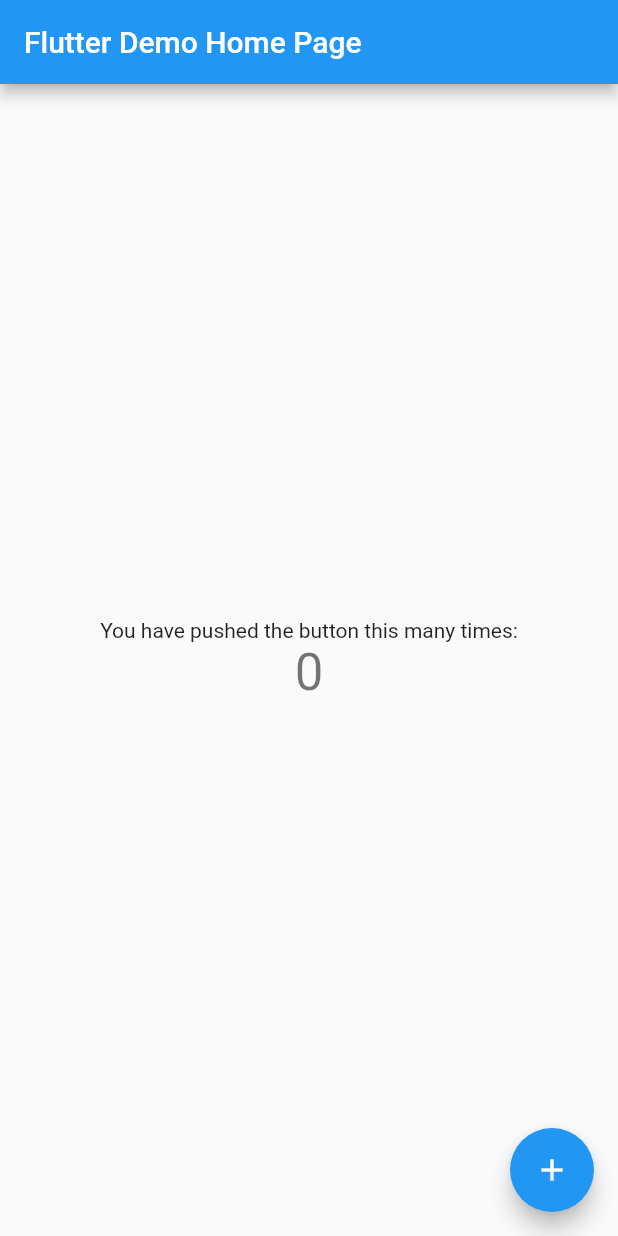
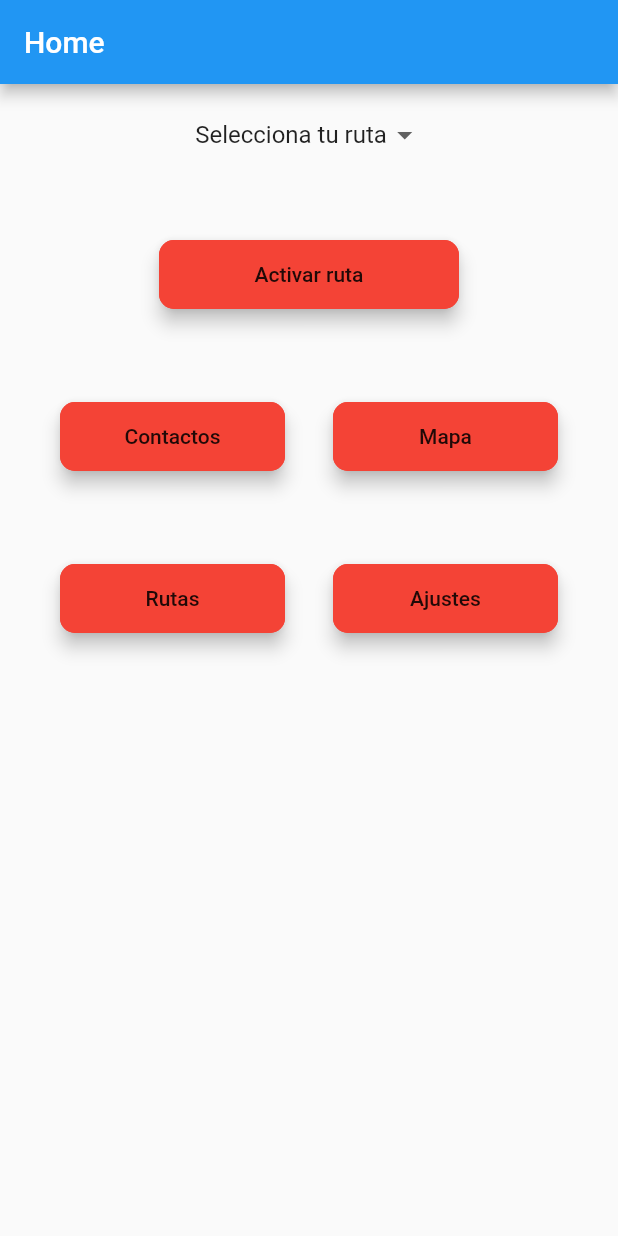
Before and after one commit to Tony-Rome/app-rastreo-seguridad, a Flutter app: the screen it shows after launch, on a phone screen of 412 x 824 dp. Run offline on Flutter 3.47's test engine with Material 2 defaults, Android fonts, the phone set to English and light mode, and no system bars.

Commit message:
Vista home

```diff
--- a/lib/main.dart
+++ b/lib/main.dart
@@ -1,4 +1,5 @@
 import 'package:flutter/material.dart';
+import 'package:rastreo/views/home.dart';
 
 void main() {
   runApp(MyApp());
@@ -9,6 +10,7 @@ class MyApp extends StatelessWidget {
   @override
   Widget build(BuildContext context) {
     return MaterialApp(
+      debugShowCheckedModeBanner: false,
       title: 'Flutter Demo',
       theme: ThemeData(
         // This is the theme of your application.
@@ -26,7 +28,10 @@ class MyApp extends StatelessWidget {
         // closer together (more dense) than on mobile platforms.
         visualDensity: VisualDensity.adaptivePlatformDensity,
       ),
-      home: MyHomePage(title: 'Flutter Demo Home Page'),
+      initialRoute: 'home_page',
+      routes: {
+        'home_page' : (BuildContext context) => HomePage(),
+      },
     );
   }
 }
--- /dev/null
+++ b/lib/views/home.dart
@@ -0,0 +1,143 @@
+import 'package:flutter/material.dart';
+
+class HomePage extends StatefulWidget {
+  HomePage({Key key}) : super(key: key);
+
+  @override
+  _HomePageState createState() => _HomePageState();
+}
+
+class _HomePageState extends State<HomePage> {
+
+  List<String> _routs = ['Selecciona tu ruta','Ruta 1', 'Ruta 2', 'Ruta 3'];
+  String _routsSelected = 'Selecciona tu ruta';
+
+  @override
+  Widget build(BuildContext context) {
+    return Scaffold(
+      appBar: AppBar(title: Text('Home'),),
+      body: SafeArea(
+        child: SingleChildScrollView(
+          child: Container(
+            margin: EdgeInsets.symmetric(vertical:10.0, horizontal: 40.0),
+            child: Column(
+              mainAxisAlignment: MainAxisAlignment.center,
+              children: <Widget>[
+                 DropdownButtonHideUnderline(
+                  child: DropdownButton(
+                    value: _routsSelected,
+                    onChanged:  (String newRout){
+                      setState((){
+                        _routsSelected = newRout;
+                      });
+                    },
+                    items:_routs.map<DropdownMenuItem<String>>((rout) {
+                      return DropdownMenuItem<String>(
+                        child: Text(rout),
+                        value: rout
+                        );
+                    }).toList(),
+                  )
+                ),
+                 Container(
+                    margin: EdgeInsets.only(top:30.0),
+                    padding: EdgeInsets.symmetric(vertical: 15.0),
+                    width: 200.0,
+                    child: RaisedButton(
+                        //disabledColor: Colors.black, color desabilitado
+                          elevation: 5.0,
+                          onPressed: (){},
+                          padding: EdgeInsets.all(15.0),
+                          shape: RoundedRectangleBorder(
+                            side: BorderSide(color: Colors.red, width: 2.0),
+                            borderRadius: BorderRadius.circular(10.0),
+                          ),
+                          color: Colors.red,
+                          child: Text('Activar ruta'),
+                      ),
+                  ),
+                Row(
+                  mainAxisAlignment: MainAxisAlignment.spaceBetween,
+                  children: <Widget>[
+                  Container(
+                    margin: EdgeInsets.only(top:30.0),
+                    padding: EdgeInsets.symmetric(vertical: 15.0),
+                    width: 150.0,
+                    child: RaisedButton(
+                        //disabledColor: Colors.black, color desabilitado
+                          elevation: 5.0,
+                          onPressed: (){},
+                          padding: EdgeInsets.all(15.0),
+                          shape: RoundedRectangleBorder(
+                            side: BorderSide(color: Colors.red, width: 2.0),
+                            borderRadius: BorderRadius.circular(10.0),
+                          ),
+                          color: Colors.red,
+                          child: Text('Contactos'),
+                      ),
+                  ),
+                  Container(
+                    margin: EdgeInsets.only(top:30.0),
+                    padding: EdgeInsets.symmetric(vertical: 15.0),
+                    width: 150.0,
+                    child: RaisedButton(
+                        //disabledColor: Colors.black, color desabilitado
+                          elevation: 5.0,
+                          onPressed: (){},
+                          padding: EdgeInsets.all(15.0),
+                          shape: RoundedRectangleBorder(
+                            side: BorderSide(color: Colors.red, width: 2.0),
+                            borderRadius: BorderRadius.circular(10.0),
+                          ),
+                          color: Colors.red,
+                          child: Text('Mapa'),
+                      ),
+                  ),
+                  ],
+                ),
+                Row(
+                  mainAxisAlignment: MainAxisAlignment.spaceBetween,
+                  children: <Widget>[
+                  Container(
+                    margin: EdgeInsets.only(top:30.0),
+                    padding: EdgeInsets.symmetric(vertical: 15.0),
+                    width: 150.0,
+                    child: RaisedButton(
+                        //disabledColor: Colors.black, color desabilitado
+                          elevation: 5.0,
+                          onPressed: (){},
+                          padding: EdgeInsets.all(15.0),
+                          shape: RoundedRectangleBorder(
+                            side: BorderSide(color: Colors.red, width: 2.0),
+                            borderRadius: BorderRadius.circular(10.0),
+                          ),
+                          color: Colors.red,
+                          child: Text('Rutas'),
+                      ),
+                  ),
+                  Container(
+                    margin: EdgeInsets.only(top:30.0),
+                    padding: EdgeInsets.symmetric(vertical: 15.0),
+                    width: 150.0,
+                    child: RaisedButton(
+                        //disabledColor: Colors.black, color desabilitado
+                          elevation: 5.0,
+                          onPressed: (){},
+                          padding: EdgeInsets.all(15.0),
+                          shape: RoundedRectangleBorder(
+                            side: BorderSide(color: Colors.red, width: 2.0),
+                            borderRadius: BorderRadius.circular(10.0),
+                          ),
+                          color: Colors.red,
+                          child: Text('Ajustes'),
+                      ),
+                  ),
+                  ],
+                ),
+              ],),
+          ),
+        )
+        )
+    );
+  }
+}
```
